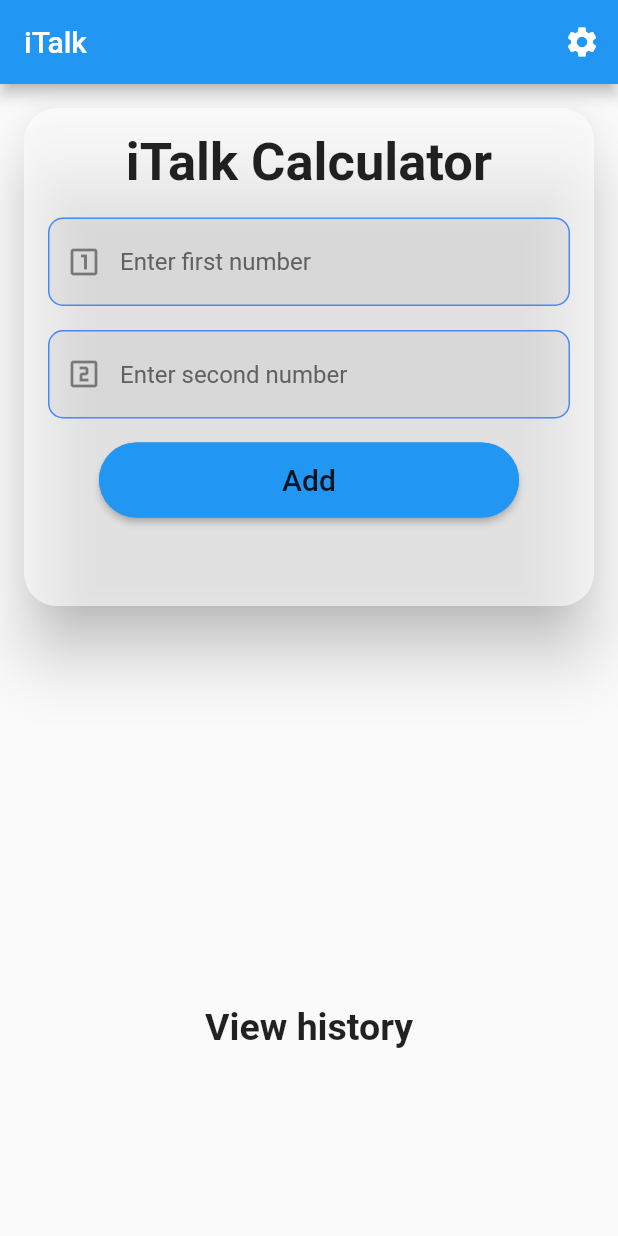
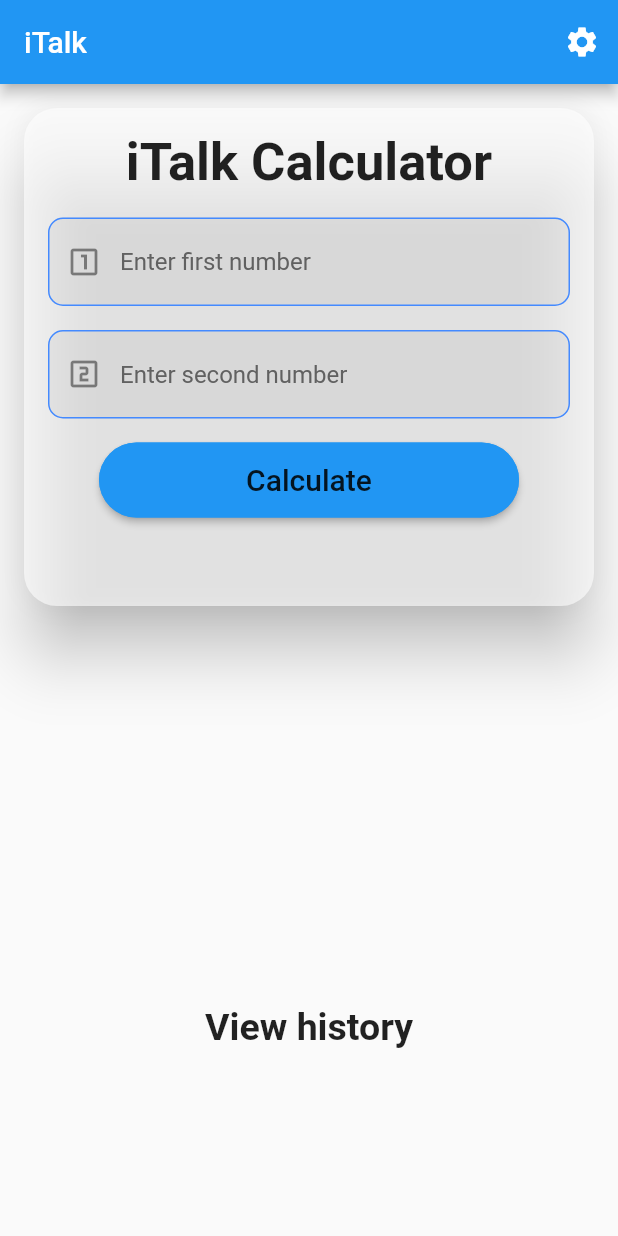
Before and after one commit to wganizo1/italk-master, a Flutter app: the screen it shows after launch, on a phone screen of 412 x 824 dp. Run offline on Flutter 3.47's test engine with Material 2 defaults, Android fonts, the phone set to English and light mode, and no system bars; our stand-ins replace get, get_storage.

Commit message:
Calculate button text change

```diff
--- a/lib/widgets/calculator_body.dart
+++ b/lib/widgets/calculator_body.dart
@@ -67,7 +67,7 @@ class CalculatorBody extends StatelessWidget {
 
                           controller.calculate();
                         },
-                        child: Text('Add', style: TextStyle(fontSize: 20),),
+                        child: Text('Calculate', style: TextStyle(fontSize: 20),),
                         color: Colors.blue,
                         shape: RoundedRectangleBorder(
                             borderRadius: BorderRadius.circular(30.0),
```
Also changed, not shown: lib/views/home_page.dart (line endings or trailing spaces).
